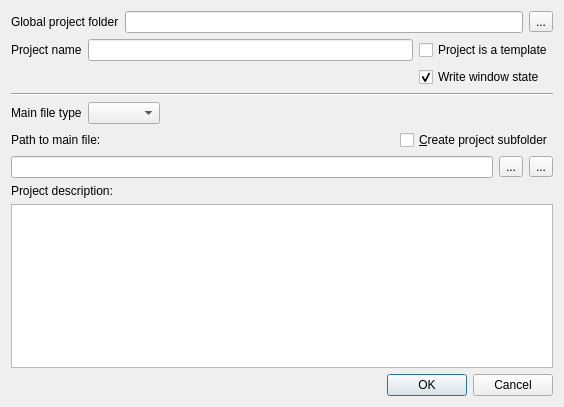
Old version of the form src/muse/components/projectcreate.ui in the repository emrum/muse.
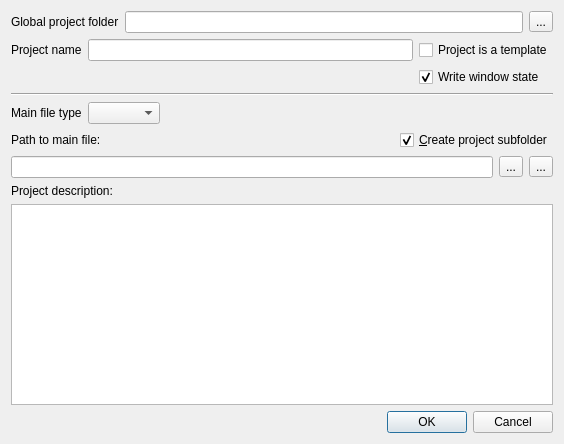
New version of the form.

Commit message: Changed project create default to create a sub folder

```diff
--- a/src/muse/components/projectcreate.ui
+++ b/src/muse/components/projectcreate.ui
@@ -7,7 +7,7 @@
     <x>0</x>
     <y>0</y>
     <width>564</width>
-    <height>407</height>
+    <height>444</height>
    </rect>
   </property>
   <property name="windowTitle">
@@ -156,6 +156,9 @@
        <property name="text">
         <string>&amp;Create project subfolder</string>
        </property>
+       <property name="checked">
+        <bool>true</bool>
+       </property>
       </widget>
      </item>
     </layout>
```
The commit also changes 1 other file.
